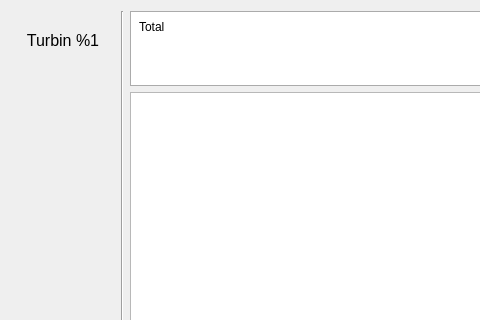
Qt form libgui/cashier/cashierwidget.ui (apinprastya/sultan) before a commit; both pictures show x 0 to 480 and y 0 to 320 of the 634 by 461 pixel window.
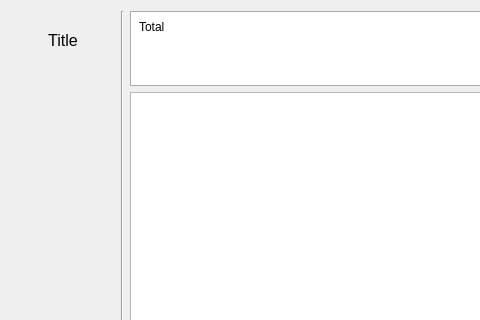
The same form after that commit. Icons and pictures are not drawn.

```diff
--- a/libgui/cashier/cashierwidget.ui
+++ b/libgui/cashier/cashierwidget.ui
@@ -35,7 +35,7 @@
         <string notr="true">font-size: 16px;</string>
        </property>
        <property name="text">
-        <string>Turbin %1</string>
+        <string>Title</string>
        </property>
        <property name="alignment">
         <set>Qt::AlignCenter</set>
```
Left out of the diff: 6 changed lines with no effect on the pictures.
